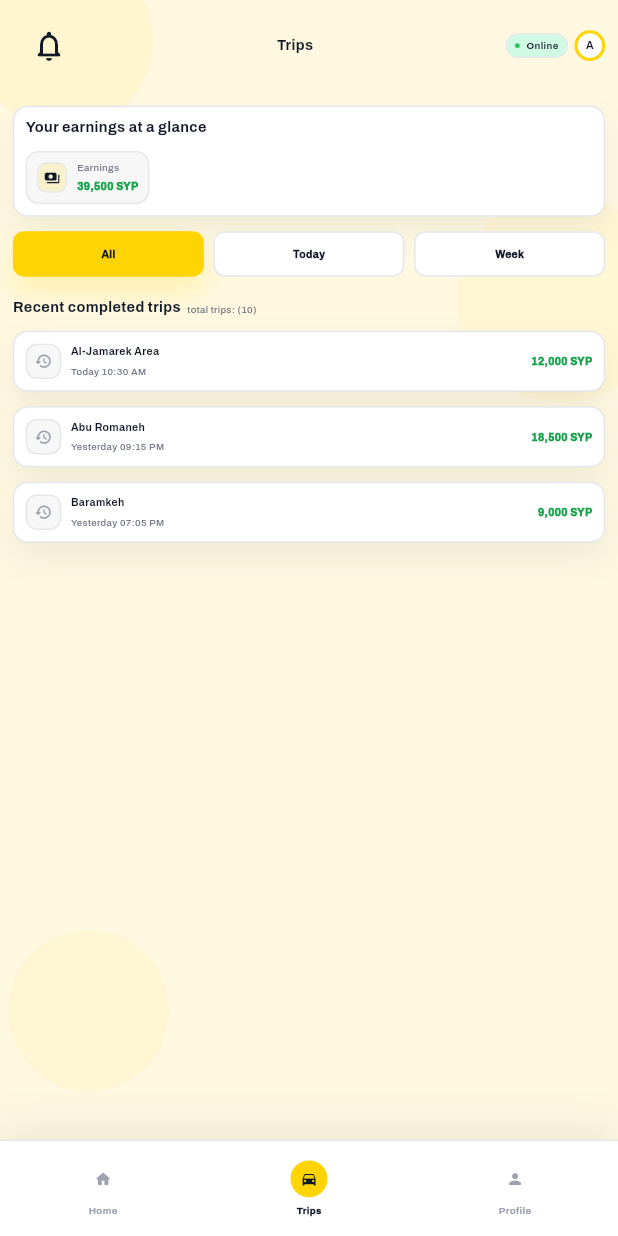
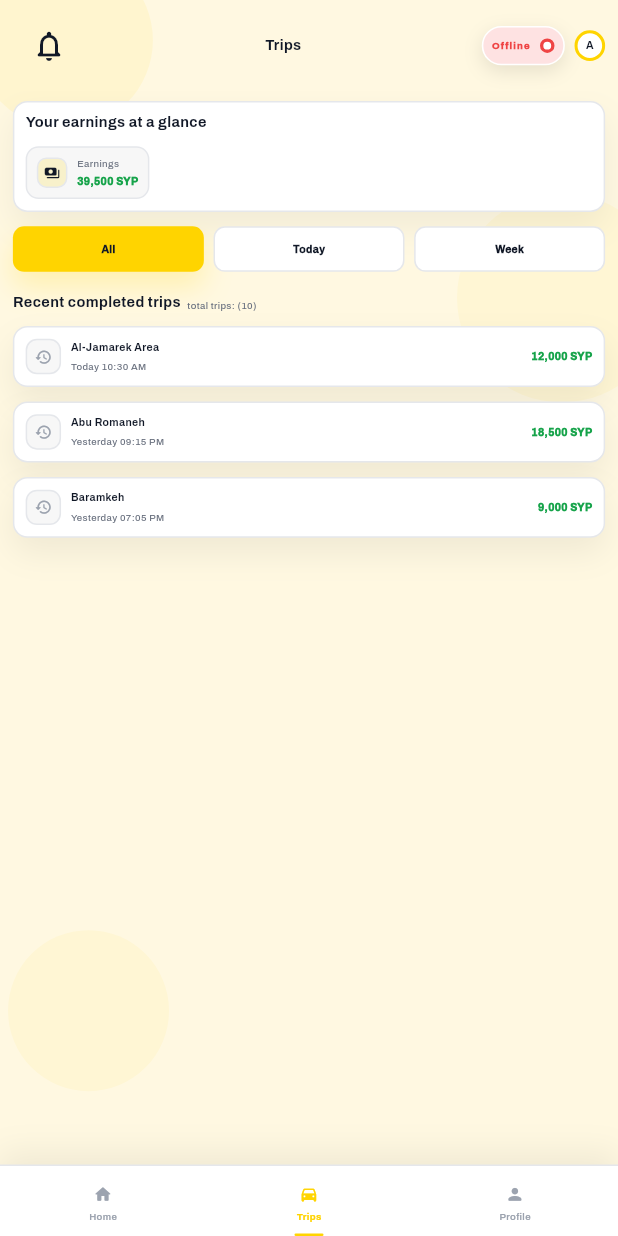
Before and after one commit to kamal635/taxi_driver_app, a Flutter app: the screen it shows after launch, item 2 of the bottom bar chosen, on a phone screen of 412 x 824 dp. Run offline on Flutter 3.47's test engine with Material 3 defaults, Android fonts, the phone set to English and light mode, and no system bars; our stand-ins replace flutter_riverpod, flutter_screenutil, go_router.

Commit message:
feat(home-ui): refactor pill switch

```diff
--- a/lib/app/router/app_shell_page.dart
+++ b/lib/app/router/app_shell_page.dart
@@ -7,7 +7,7 @@
 import 'package:taxi_driver_app/app/theme/app_spacing.dart';
 import 'package:taxi_driver_app/app/theme/app_typography.dart';
 import 'package:taxi_driver_app/core/extensions/l10n_x.dart';
-import 'package:taxi_driver_app/core/widgets/status_pill.dart';
+import 'package:taxi_driver_app/core/widgets/pill_switch.dart';
 import 'package:taxi_driver_app/features/home/presentation/pages/home_page.dart';
 
 class AppShellPage extends StatelessWidget {
@@ -82,7 +82,6 @@
   @override
   Widget build(BuildContext context, WidgetRef ref) {
     final l10n = context.l10n;
-    final isOnline = ref.watch(isOnlineProvider);
 
     return Column(
       children: [
@@ -101,12 +100,19 @@
               ),
             ),
             Row(
+              mainAxisSize: MainAxisSize.min,
               children: [
-                StatusPill(
-                  text: isOnline ? l10n.online : l10n.offline,
-                  isOnline: isOnline,
+                PillSwitch(
+                  value: ref.watch(isOnlineProvider),
+                  onChanged: (v) =>
+                      ref.read(isOnlineProvider.notifier).state = v,
+                  offLabel: l10n.offline,
+                  onLabel: l10n.online,
+                  uppercase: false,
+                  // Optional if you ever need a cap:
+                  // maxWidth: 140.w,
                 ),
-                AppSpacing.w8,
+                AppSpacing.w12,
                 GestureDetector(
                   onTap: onAvatarPressed,
                   child: Container(
@@ -125,7 +131,6 @@
             ),
           ],
         ),
-        AppSpacing.h4,
       ],
     );
   }
--- a/lib/app/router/bottom_nav.dart
+++ b/lib/app/router/bottom_nav.dart
@@ -28,65 +28,83 @@
       _NavItemData(icon: Icons.person_rounded, label: profileLabel),
     ];
 
-    return Container(
-      padding: EdgeInsets.only(top: 10.h, bottom: 10.h),
+    // ✅ ألوان مثل Sofascore-style (بس مع لمسة الـ brand عندك)
+    const inactiveColor = AppColors.iconMuted;
+    const activeColor = AppColors.taxiYellow; // بدك إياها أزرق؟ بقلك تحت
+    const indicatorColor = AppColors.taxiYellow;
+
+    return SafeArea(
+      top: false,
+      child: Container(
+        padding: EdgeInsets.only(top: 4.h),
         decoration: BoxDecoration(
-        color: Colors.white,
+          color: AppColors.white,
           border: const Border(top: BorderSide(color: AppColors.border)),
           boxShadow: [
             BoxShadow(
-            blurRadius: 22,
-            offset: const Offset(0, -10),
+              blurRadius: 18,
+              offset: const Offset(0, -8),
               color: Colors.black.withValues(alpha: 0.06),
             ),
           ],
         ),
         child: Row(
-        mainAxisAlignment: MainAxisAlignment.spaceAround,
           children: List.generate(items.length, (i) {
             final data = items[i];
             final selected = i == index;
 
-          return InkWell(
-            borderRadius: BorderRadius.circular(18.r),
+            return Expanded(
+              child: InkWell(
                 onTap: () => onChanged(i),
-            child: Padding(
-              padding: EdgeInsets.symmetric(horizontal: 10.w, vertical: 6.h),
-              child: Column(
+                child: SizedBox(
+                  height: 54.h,
+                  child: Stack(
+                    alignment: Alignment.center,
+                    children: [
+                      // Content (Icon + Text)
+                      Column(
                         mainAxisSize: MainAxisSize.min,
                         children: [
-                  Container(
-                    width: 46.r,
-                    height: 46.r,
-                    decoration: BoxDecoration(
-                      color: selected
-                          ? AppColors.taxiYellow
-                          : Colors.transparent,
-                      shape: BoxShape.circle,
-                    ),
-                    child: Icon(
+                          Icon(
                             data.icon,
-                      size: 22.r,
-                      color: selected
-                          ? AppColors.textPrimary
-                          : AppColors.iconMuted,
-                    ),
+                            size: 24.r,
+                            color: selected ? activeColor : inactiveColor,
                           ),
                           SizedBox(height: 6.h),
                           Text(
                             data.label,
                             style: AppTypography.labelSm.copyWith(
-                      fontWeight: selected ? FontWeight.w900 : FontWeight.w700,
-                      color: selected
-                          ? AppColors.textPrimary
-                          : AppColors.iconMuted,
+                              color: selected ? activeColor : inactiveColor,
+                              fontWeight: selected
+                                  ? FontWeight.w800
+                                  : FontWeight.w600,
+                            ),
+                          ),
+                        ],
+                      ),
+
+                      // ✅ Indicator line under selected tab
+                      Align(
+                        alignment: Alignment.bottomCenter,
+                        child: AnimatedContainer(
+                          duration: const Duration(milliseconds: 180),
+                          curve: Curves.easeOutCubic,
+                          height: 2.h,
+                          width: selected ? 36.w : 0,
+                          margin: EdgeInsets.only(bottom: 0.h),
+                          decoration: BoxDecoration(
+                            color: indicatorColor,
+                            borderRadius: BorderRadius.circular(999.r),
+                          ),
                         ),
                       ),
                     ],
                   ),
                 ),
+              ),
             );
           }),
+        ),
       ),
     );
   }
--- a/lib/core/widgets/app_confirm_dialog.dart
+++ b/lib/core/widgets/app_confirm_dialog.dart
@@ -15,7 +15,7 @@
   IconData icon = Icons.help_outline_rounded,
   bool barrierDismissible = false,
   Color? iconColor,
-  Color? backgroundIconColor,
+  Color? backgroundColorIcon,
 }) async {
   final result = await showDialog<bool>(
     context: context,
@@ -39,7 +39,7 @@
                     width: 40.r,
                     height: 40.r,
                     decoration: BoxDecoration(
-                      color: backgroundIconColor,
+                      color: backgroundColorIcon,
                       borderRadius: BorderRadius.circular(12.r),
                       border: Border.all(color: AppColors.border),
                     ),
--- /dev/null
+++ b/lib/core/widgets/pill_switch.dart
@@ -0,0 +1,323 @@
+import 'dart:math' as math;
+
+import 'package:flutter/material.dart';
+import 'package:flutter_screenutil/flutter_screenutil.dart';
+import 'package:taxi_driver_app/app/theme/app_colors.dart';
+import 'package:taxi_driver_app/app/theme/app_typography.dart';
+
+class PillSwitch extends StatefulWidget {
+  const PillSwitch({
+    required this.value,
+    required this.onChanged,
+    required this.onLabel,
+    required this.offLabel,
+    super.key,
+    this.duration = const Duration(milliseconds: 900),
+    this.height,
+    this.uppercase = true,
+    this.maxWidth,
+  });
+
+  final bool value;
+  final ValueChanged<bool> onChanged;
+
+  final String onLabel;
+  final String offLabel;
+
+  final Duration duration;
+  final double? height;
+  final bool uppercase;
+
+  /// Optional maximum width for the whole pill.
+  /// If null, the pill will use the measured "largest label" width.
+  final double? maxWidth;
+
+  @override
+  State<PillSwitch> createState() => _PillSwitchState();
+}
+
+class _PillSwitchState extends State<PillSwitch> {
+  late bool _fromValue;
+  late bool _toValue;
+
+  bool _animating = false;
+  int _animSeed = 0;
+
+  // ---- Cached text metrics (to avoid TextPainter layout on every rebuild)
+  double _maxLabelW = 0;
+
+  String? _cacheOnText;
+  String? _cacheOffText;
+  int? _cacheStyleHash;
+  double? _cacheTextScaleKey;
+  TextDirection? _cacheDirection;
+
+  @override
+  void initState() {
+    super.initState();
+    _fromValue = widget.value;
+    _toValue = widget.value;
+  }
+
+  @override
+  void didChangeDependencies() {
+    super.didChangeDependencies();
+    _updateLabelMetricsIfNeeded();
+  }
+
+  @override
+  void didUpdateWidget(covariant PillSwitch oldWidget) {
+    super.didUpdateWidget(oldWidget);
+
+    // If labels/uppercase changed => update cached metrics.
+    if (oldWidget.onLabel != widget.onLabel ||
+        oldWidget.offLabel != widget.offLabel ||
+        oldWidget.uppercase != widget.uppercase) {
+      _updateLabelMetricsIfNeeded(force: true);
+    } else {
+      // Still might change due to inherited updates; keep it safe & cheap.
+      _updateLabelMetricsIfNeeded();
+    }
+
+    // Value change => start animation (same logic as your code).
+    if (oldWidget.value != widget.value) {
+      setState(() {
+        _fromValue = oldWidget.value;
+        _toValue = widget.value;
+        _animating = true;
+        _animSeed++;
+      });
+    }
+  }
+
+  @override
+  Widget build(BuildContext context) {
+    final h = widget.height ?? 30.h;
+    final radius = BorderRadius.circular(999.r);
+
+    final paddingX = 10.w;
+    final gap = 12.w;
+    final ringSize = 18.r;
+    final safety = 6.w;
+
+    final baseTextStyle = AppTypography.subtitleSm.copyWith(
+      fontWeight: FontWeight.w900,
+      letterSpacing: 0.8,
+    );
+
+    final contentPadding = EdgeInsets.symmetric(horizontal: paddingX);
+
+    // Use cached max label width (computed in didChangeDependencies / didUpdateWidget)
+    final desiredWidth = _maxLabelW + (paddingX * 2) + gap + ringSize + safety;
+
+    Color bgFor({required bool v}) =>
+        v ? AppColors.successBg : AppColors.errorBg;
+    Color accentFor({required bool v}) =>
+        v ? AppColors.success : AppColors.error;
+
+    Widget contentRow({required bool v}) {
+      final accent = accentFor(v: v);
+      const ringBorderWidth = 2.2;
+
+      return Row(
+        children: [
+          Flexible(
+            child: Text(
+              _shownLabelFor(v),
+              maxLines: 1,
+              softWrap: false,
+              overflow: TextOverflow.ellipsis,
+              style: baseTextStyle.copyWith(color: accent),
+            ),
+          ),
+          SizedBox(width: gap),
+          Container(
+            width: ringSize,
+            height: ringSize,
+            decoration: BoxDecoration(
+              color: AppColors.white,
+              shape: BoxShape.circle,
+              border: Border.all(
+                color: accent,
+                width: ringBorderWidth,
+              ),
+            ),
+          ),
+        ],
+      );
+    }
+
+    final baseBg = _animating ? bgFor(v: _fromValue) : bgFor(v: widget.value);
+    final overlayBg = bgFor(v: _toValue);
+
+    return LayoutBuilder(
+      builder: (context, constraints) {
+        var fixedWidth = desiredWidth;
+
+        if (widget.maxWidth != null) {
+          fixedWidth = math.min(fixedWidth, widget.maxWidth!);
+        }
+        if (constraints.hasBoundedWidth) {
+          fixedWidth = math.min(fixedWidth, constraints.maxWidth);
+        }
+
+        final pillBody = InkWell(
+          borderRadius: radius,
+          onTap: _animating ? null : () => widget.onChanged(!widget.value),
+          child: Container(
+            decoration: BoxDecoration(
+              color: baseBg,
+              borderRadius: radius,
+              border: Border.all(color: AppColors.white, width: 2.r),
+              boxShadow: [
+                BoxShadow(
+                  blurRadius: 10,
+                  offset: const Offset(0, 4),
+                  color: Colors.black.withValues(alpha: 0.10),
+                ),
+              ],
+            ),
+            child: ClipRRect(
+              borderRadius: radius,
+              child: SizedBox(
+                height: h,
+                child: Stack(
+                  children: [
+                    // Base (old) content
+                    Padding(
+                      padding: contentPadding,
+                      child: Align(
+                        alignment: Alignment.centerLeft,
+                        child: contentRow(
+                          v: _animating ? _fromValue : widget.value,
+                        ),
+                      ),
+                    ),
+
+                    // Animated fill + revealed next content (LEFT -> RIGHT)
+                    if (_animating)
+                      Positioned.fill(
+                        child: TweenAnimationBuilder<double>(
+                          key: ValueKey(_animSeed),
+                          tween: Tween<double>(begin: 0, end: 1),
+                          duration: widget.duration,
+                          curve: Curves.easeOutCubic,
+                          onEnd: () {
+                            if (!mounted) return;
+                            setState(() {
+                              _animating = false;
+                              _fromValue = _toValue;
+                            });
+                          },
+                          builder: (context, t, _) {
+                            final clipper = _FillClipperLTR(t);
+
+                            return Stack(
+                              children: [
+                                ClipRect(
+                                  clipper: clipper,
+                                  child: SizedBox.expand(
+                                    child: ColoredBox(color: overlayBg),
+                                  ),
+                                ),
+                                ClipRect(
+                                  clipper: clipper,
+                                  child: Padding(
+                                    padding: contentPadding,
+                                    child: Align(
+                                      alignment: Alignment.centerLeft,
+                                      child: contentRow(v: _toValue),
+                                    ),
+                                  ),
+                                ),
+                              ],
+                            );
+                          },
+                        ),
+                      ),
+                  ],
+                ),
+              ),
+            ),
+          ),
+        );
+
+        // Lock width => no title shifting
+        return SizedBox(width: fixedWidth, child: pillBody);
+      },
+    );
+  }
+
+  String _shownLabelFor(bool v) {
+    final raw = v ? widget.onLabel : widget.offLabel;
+    return widget.uppercase ? raw.toUpperCase() : raw;
+  }
+
+  void _updateLabelMetricsIfNeeded({bool force = false}) {
+    final textStyle = AppTypography.subtitleSm.copyWith(
+      fontWeight: FontWeight.w900,
+      letterSpacing: 0.8,
+    );
+
+    final textScaler = MediaQuery.textScalerOf(context);
+    final direction = Directionality.of(context);
+
+    final onText = _shownLabelFor(true);
+    final offText = _shownLabelFor(false);
+
+    // Stable key for text scaling (works well with TextScaler)
+    final textScaleKey = textScaler.scale(1);
+    final styleHash = textStyle.hashCode;
+
+    if (!force &&
+        _cacheOnText == onText &&
+        _cacheOffText == offText &&
+        _cacheStyleHash == styleHash &&
+        _cacheTextScaleKey == textScaleKey &&
+        _cacheDirection == direction) {
+      return;
+    }
+
+    final onW = _measureTextWidth(onText, textStyle, direction, textScaler);
+    final offW = _measureTextWidth(offText, textStyle, direction, textScaler);
+
+    _maxLabelW = math.max(onW, offW);
+
+    _cacheOnText = onText;
+    _cacheOffText = offText;
+    _cacheStyleHash = styleHash;
+    _cacheTextScaleKey = textScaleKey;
+    _cacheDirection = direction;
+  }
+
+  double _measureTextWidth(
+    String text,
+    TextStyle style,
+    TextDirection direction,
+    TextScaler textScaler,
+  ) {
+    final painter = TextPainter(
+      text: TextSpan(text: text, style: style),
+      maxLines: 1,
+      textDirection: direction,
+      textScaler: textScaler,
+    )..layout();
+    return painter.width;
+  }
+}
+
+/// Clips a rectangle from LEFT to RIGHT based on [t] (0..1).
+class _FillClipperLTR extends CustomClipper<Rect> {
+  _FillClipperLTR(this.t);
+
+  final double t;
+
+  @override
+  Rect getClip(Size size) {
+    final w = size.width * t.clamp(0.0, 1.0);
+    return Rect.fromLTWH(0, 0, w, size.height);
+  }
+
+  @override
+  bool shouldReclip(covariant _FillClipperLTR oldClipper) => oldClipper.t != t;
+}
--- a/lib/core/widgets/status_pill.dart
+++ /dev/null
@@ -1,48 +0,0 @@
-import 'package:flutter/material.dart';
-import 'package:flutter_screenutil/flutter_screenutil.dart';
-import 'package:taxi_driver_app/app/theme/app_colors.dart';
-import 'package:taxi_driver_app/app/theme/app_spacing.dart';
-import 'package:taxi_driver_app/app/theme/app_typography.dart';
-
-class StatusPill extends StatelessWidget {
-  const StatusPill({
-    required this.text,
-    required this.isOnline,
-    super.key,
-  });
-
-  final String text;
-  final bool isOnline;
-
-  @override
-  Widget build(BuildContext context) {
-    final bg = isOnline ? AppColors.successBg : AppColors.errorBg;
-    final dot = isOnline ? AppColors.success : AppColors.error;
-
-    return Container(
-      padding: EdgeInsets.symmetric(horizontal: 10.w, vertical: 4.h),
-      decoration: BoxDecoration(
-        color: bg,
-        borderRadius: BorderRadius.circular(999.r),
-        border: Border.all(color: AppColors.border),
-      ),
-
-      child: Row(
-        mainAxisSize: MainAxisSize.min,
-        children: [
-          /// Colored Dot
-          Container(
-            width: 6.r,
-            height: 6.r,
-            decoration: BoxDecoration(color: dot, shape: BoxShape.circle),
-          ),
-
-          AppSpacing.w8,
-
-          /// Text
-          Text(text, style: AppTypography.labelSm),
-        ],
-      ),
-    );
-  }
-}
--- a/lib/features/profile/presentation/pages/profile_page.dart
+++ b/lib/features/profile/presentation/pages/profile_page.dart
@@ -100,9 +100,10 @@
                     message: l10n.signOutConfirmMessage,
                     confirmLabel: l10n.profileSignOutTitle,
                     cancelLabel: l10n.actionCancel,
+                    barrierDismissible: true,
                     icon: Icons.logout_rounded,
                     iconColor: Colors.red,
-                    backgroundIconColor: Colors.red.withValues(alpha: 0.10),
+                    backgroundColorIcon: Colors.red.withValues(alpha: 0.10),
                   );
 
                   if (!context.mounted) return;
```
Also changed, not shown: lib/features/home/presentation/pages/home_page.dart (+2 -49 lines), lib/features/home/presentation/widgets/availability_card.dart (deleted, +0 -67 lines), lib/features/home/presentation/widgets/home_empty_state.dart (+1 -6 lines). Lines whose indentation alone changed are shown as unchanged.
